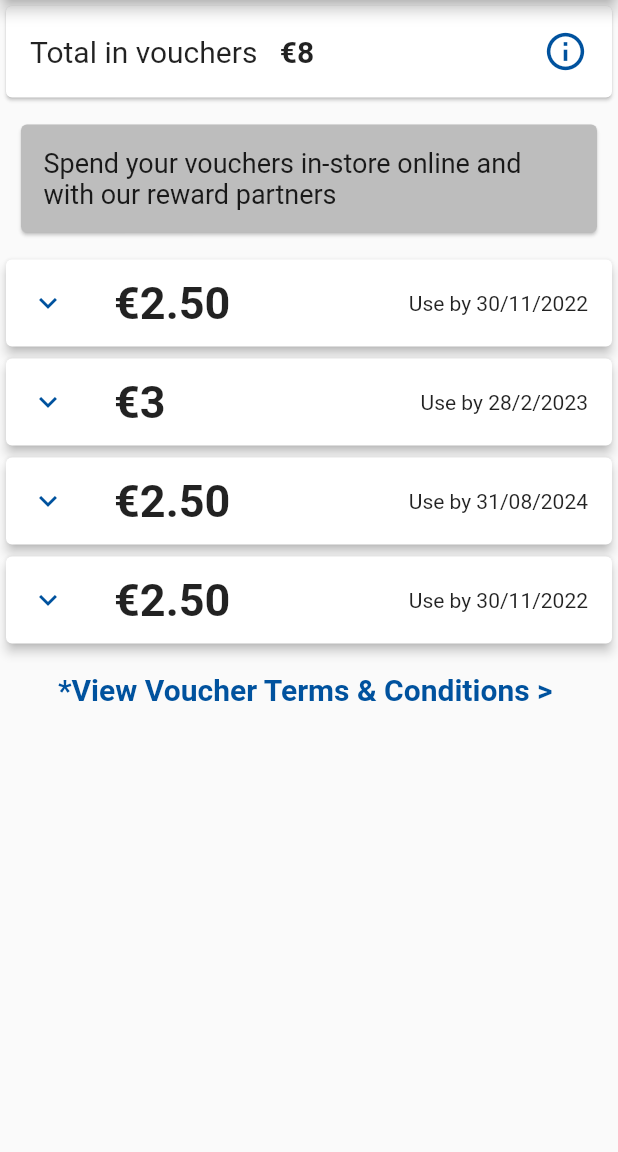
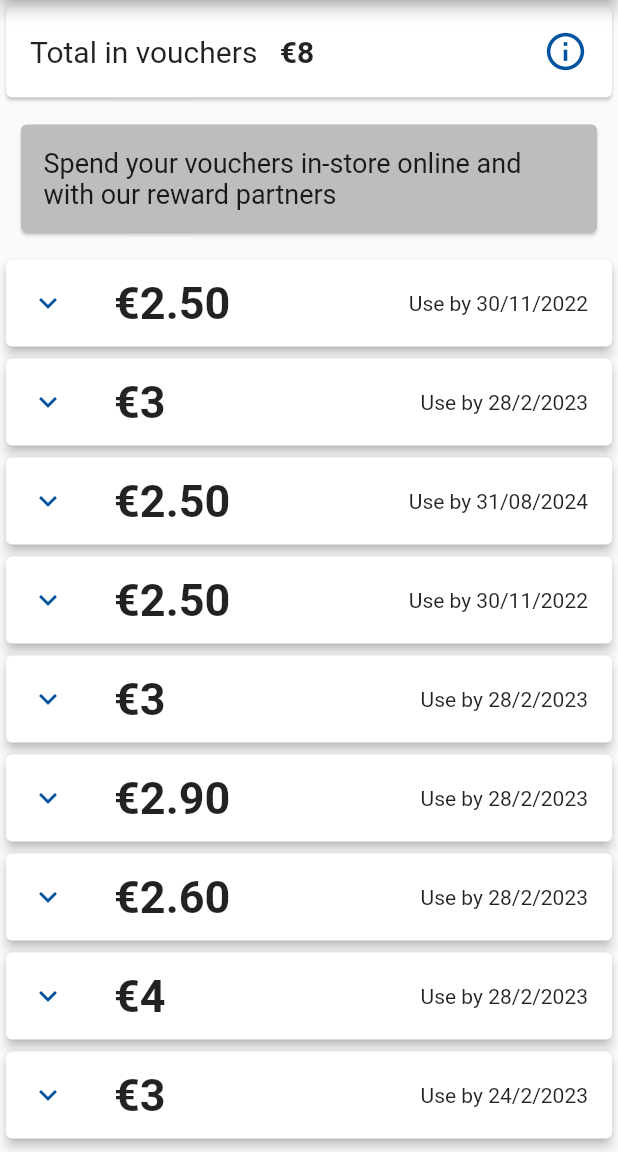
Before and after one commit to bhumika14afk/testing, a Flutter app: the Vouchers screen opened directly, on a phone screen of 412 x 824 dp, the part 84-1236 px from its top. Run offline on Flutter 3.47's test engine with Material 2 defaults, Android fonts, the phone set to English and light mode, and no system bars; our stand-ins replace font_awesome_flutter; missing offline and left inert: avatars, linear_progress_bar.

Commit message:
added scroll and options in vouchers page

```diff
--- a/tesco/lib/screens/vouchers_screen.dart
+++ b/tesco/lib/screens/vouchers_screen.dart
@@ -1,5 +1,6 @@
 import 'package:flutter/cupertino.dart';
 import 'package:flutter/material.dart';
+import 'package:linear_progress_bar/ui/dots_indicator.dart';
 import 'NavBar.dart';
 
 class Vouchers extends StatefulWidget {
@@ -19,10 +20,13 @@ class _VouchersState extends State<Vouchers> {
         centerTitle: true,
         title: Text("Vouchers"),
       ),
-      body: Column(
+      body: ListView(
+        children: [
+          Column(
             children: [
               Card(
                   child: ListTile(
+                      onTap: () {},
                       title: Row(
                         children: [
                           Text("Total in vouchers",
@@ -62,52 +66,153 @@ class _VouchersState extends State<Vouchers> {
               Card(
                   elevation: 3,
                   child: ExpansionTile(
+                      children: [
+                        ListTile(onTap: () {}, title: Text('Tap to redeem')),
+                      ],
                       leading: Icon(
                         Icons.keyboard_arrow_down_sharp,
                         color: Color(0xff00529e),
                       ),
                       title: Text(
                         "€2.50",
-                    style: TextStyle(fontSize: 30, fontWeight: FontWeight.bold),
+                        style: TextStyle(
+                            fontSize: 30, fontWeight: FontWeight.bold),
                       ),
                       trailing: Text("Use by 30/11/2022"))),
               Card(
                   elevation: 3,
                   child: ExpansionTile(
+                      children: [
+                        ListTile(onTap: () {}, title: Text('Tap to redeem')),
+                      ],
                       leading: Icon(
                         Icons.keyboard_arrow_down_sharp,
                         color: Color(0xff00529e),
                       ),
                       title: Text(
                         "€3",
-                    style: TextStyle(fontSize: 30, fontWeight: FontWeight.bold),
+                        style: TextStyle(
+                            fontSize: 30, fontWeight: FontWeight.bold),
                       ),
                       trailing: Text("Use by 28/2/2023"))),
               Card(
                   elevation: 3,
                   child: ExpansionTile(
+                      children: [
+                        ListTile(
+                          title: Text(
+                            'Tap to redeem',
+                          ),
+                          onTap: () {},
+                        ),
+                      ],
                       leading: Icon(
                         Icons.keyboard_arrow_down_sharp,
                         color: Color(0xff00529e),
                       ),
                       title: Text(
                         "€2.50",
-                    style: TextStyle(fontSize: 30, fontWeight: FontWeight.bold),
+                        style: TextStyle(
+                            fontSize: 30, fontWeight: FontWeight.bold),
                       ),
                       trailing: Text("Use by 31/08/2024"))),
               Card(
                 elevation: 3,
                 child: ExpansionTile(
+                    children: [
+                      ListTile(onTap: () {}, title: Text('Tap to redeem')),
+                    ],
                     leading: Icon(
                       Icons.keyboard_arrow_down_sharp,
                       color: Color(0xff00529e),
                     ),
                     title: Text(
                       "€2.50",
-                  style: TextStyle(fontSize: 30, fontWeight: FontWeight.bold),
+                      style:
+                          TextStyle(fontSize: 30, fontWeight: FontWeight.bold),
                     ),
                     trailing: Text("Use by 30/11/2022")),
               ),
+              Card(
+                  elevation: 3,
+                  child: ExpansionTile(
+                      children: [
+                        ListTile(onTap: () {}, title: Text('Tap to redeem')),
+                      ],
+                      leading: Icon(
+                        Icons.keyboard_arrow_down_sharp,
+                        color: Color(0xff00529e),
+                      ),
+                      title: Text(
+                        "€3",
+                        style: TextStyle(
+                            fontSize: 30, fontWeight: FontWeight.bold),
+                      ),
+                      trailing: Text("Use by 28/2/2023"))),
+              Card(
+                  elevation: 3,
+                  child: ExpansionTile(
+                      children: [
+                        ListTile(onTap: () {}, title: Text('Tap to redeem')),
+                      ],
+                      leading: Icon(
+                        Icons.keyboard_arrow_down_sharp,
+                        color: Color(0xff00529e),
+                      ),
+                      title: Text(
+                        "€2.90",
+                        style: TextStyle(
+                            fontSize: 30, fontWeight: FontWeight.bold),
+                      ),
+                      trailing: Text("Use by 28/2/2023"))),
+              Card(
+                  elevation: 3,
+                  child: ExpansionTile(
+                      children: [
+                        ListTile(onTap: () {}, title: Text('Tap to redeem')),
+                      ],
+                      leading: Icon(
+                        Icons.keyboard_arrow_down_sharp,
+                        color: Color(0xff00529e),
+                      ),
+                      title: Text(
+                        "€2.60",
+                        style: TextStyle(
+                            fontSize: 30, fontWeight: FontWeight.bold),
+                      ),
+                      trailing: Text("Use by 28/2/2023"))),
+              Card(
+                  elevation: 3,
+                  child: ExpansionTile(
+                      children: [
+                        ListTile(onTap: () {}, title: Text('Tap to redeem')),
+                      ],
+                      leading: Icon(
+                        Icons.keyboard_arrow_down_sharp,
+                        color: Color(0xff00529e),
+                      ),
+                      title: Text(
+                        "€4",
+                        style: TextStyle(
+                            fontSize: 30, fontWeight: FontWeight.bold),
+                      ),
+                      trailing: Text("Use by 28/2/2023"))),
+              Card(
+                  elevation: 3,
+                  child: ExpansionTile(
+                      children: [
+                        ListTile(onTap: () {}, title: Text('Tap to redeem')),
+                      ],
+                      leading: Icon(
+                        Icons.keyboard_arrow_down_sharp,
+                        color: Color(0xff00529e),
+                      ),
+                      title: Text(
+                        "€3",
+                        style: TextStyle(
+                            fontSize: 30, fontWeight: FontWeight.bold),
+                      ),
+                      trailing: Text("Use by 24/2/2023"))),
               Padding(
                 padding: const EdgeInsets.all(15),
                 child: Text(
@@ -120,6 +225,8 @@ class _VouchersState extends State<Vouchers> {
               )
             ],
           ),
+        ],
+      ),
     );
   }
 }
```
Lines whose indentation alone changed are shown as unchanged.
